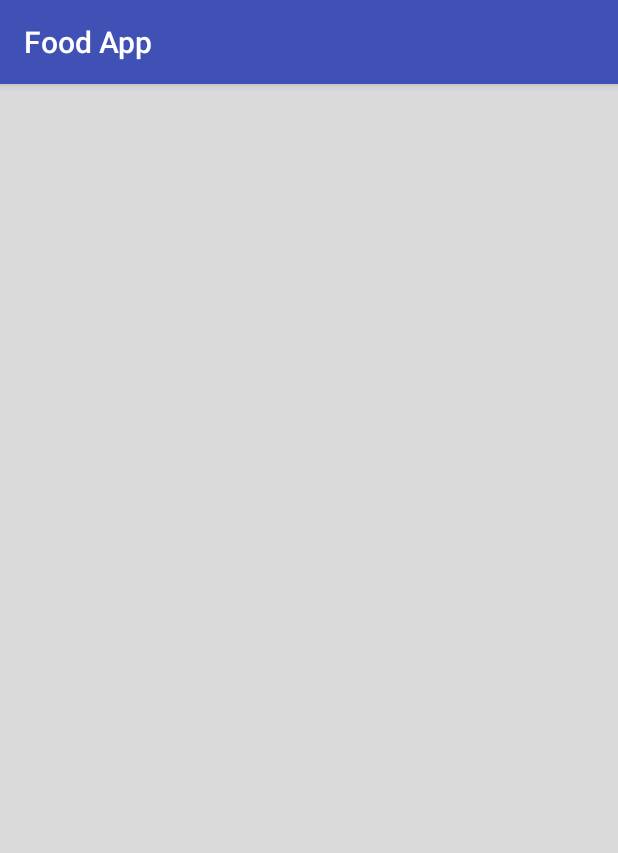
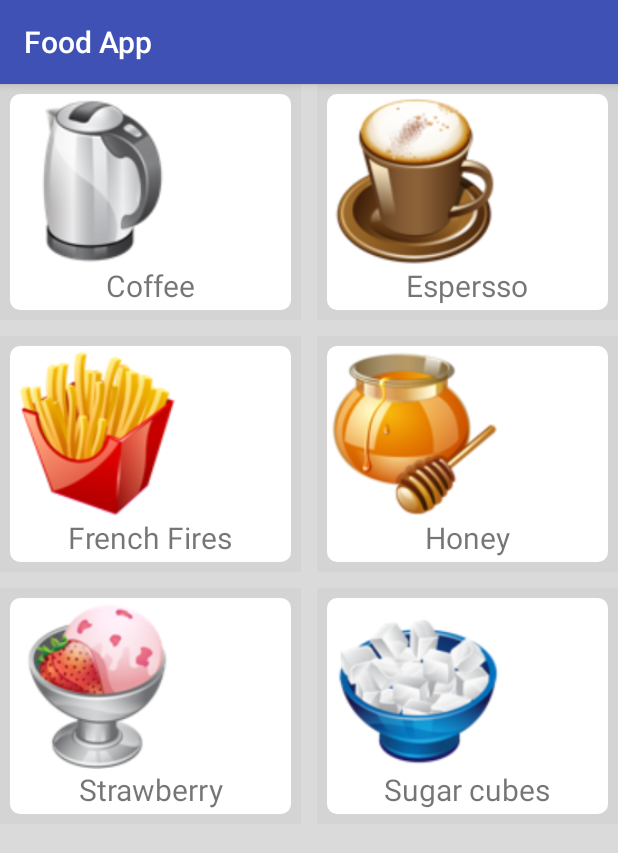
Before and after one commit to ZanisAli/FoodApp, an Android app: the screen it shows after launch (MainActivity), on a phone screen of 412 x 824 dp. Shown: the top 853 px of the screen. Run offline under Robolectric (Android 15) with nearby library versions, the phone set to English and light mode, and no system bars.

Commit message:
final except food details page

```diff
--- /dev/null
+++ b/app/src/main/java/startup/softflix/com/startup/Food.kt
@@ -0,0 +1,18 @@
+package startup.softflix.com.startup
+
+/**
+ * Created by Zanis on 12/14/2018.
+ */
+
+class Food{
+    var name:String?=null
+    var des:String?=null
+    var image:Int?=null
+
+    constructor(name:String,des:String,image:Int)
+    {
+        this.name=name;
+        this.des=des
+        this.image=image
+    }
+}
--- a/app/src/main/java/startup/softflix/com/startup/MainActivity.kt
+++ b/app/src/main/java/startup/softflix/com/startup/MainActivity.kt
@@ -1,15 +1,72 @@
 package startup.softflix.com.startup
 
+import android.content.Context
+import android.os.BaseBundle
 import android.support.v7.app.AppCompatActivity
 import android.os.Bundle
+import android.view.LayoutInflater
+import android.view.View
+import android.view.ViewGroup
+import android.widget.BaseAdapter
 import kotlinx.android.synthetic.main.activity_main.*
+import kotlinx.android.synthetic.main.food_ticket.view.*
 
 class MainActivity : AppCompatActivity() {
 
+    var adapter:FoodAdapter?=null
+    //list with foods
+    var listOfFoods= ArrayList<Food>()
     override fun onCreate(savedInstanceState: Bundle?) {
         super.onCreate(savedInstanceState)
         setContentView(R.layout.activity_main)
 
 
+        //load foods
+        listOfFoods.add(Food("Coffee","   Coffee preparation is the process of turning coffee beans into a beverage. While the particular steps vary with the type of coffee and with the raw materials, the process includes four basic steps; raw coffee beans must be roasted, the roasted coffee beans must then be ground, the ground coffee must then be mixed with hot water for a certain time (brewed), and finally the liquid coffee must be separated from the used grounds",R.drawable.coffee_pot))
+        listOfFoods.add(Food("Espersso","    Espresso’s authentic formula is clear and basic, its proper execution a matter of training, experience and natural talent.  A jet of hot water at 88°-93°C (190°-200°F) passes under a pressure of nine or more atmospheres through a seven-gram (.25 oz) cake-like layer of ground and tamped coffee. Done right, the result is a concentrate of not more than 30 ml (one oz) of pure sensorial pleasure" ,R.drawable.espresso))
+        listOfFoods.add(Food("French Fires","   Heat a few inches of vegetable oil to 300 degrees F in a heavy pot. In 3 or 4 batches, fry the potatoes about 4 to 5 minutes per batch, or until soft. They should not be brown at all at this point-you just want to start the cooking process. Remove each batch and drain them on new, dry paper towels",R.drawable.french_fries))
+        listOfFoods.add(Food("Honey"," While it is less likely that anyone would do this on their own if they are not a beekeeper, this might be useful for those who aspire to become one.Bees are really great and easy to keep, even in the urban environment! As Novella Carpenter calls them, bees are &quot;gateway animal for urban farmers&quot;. All you need is some space in the backyard/deck. The process of honey harvesting and extraction most likely happens on a separate days. These are the tools required:",R.drawable.honey))
+        listOfFoods.add(Food("Strawberry","   Preparation. Coarsely mash strawberries with sugar, lemon juice, and salt using a potato masher in a large bowl. Let stand, stirring and mashing occasionally, 10 minutes. Transfer half of strawberry mixture to a blender and purée with cream until smooth. Freeze mixture in ice cream maker.",R.drawable.strawberry_ice_cream))
+        listOfFoods.add(Food("Sugar cubes","Sugar cubes are extremely simple to make at home - all you need is sugar and water. In addition to standard cubes, you can add color and flavor to add fun flair to a tea party or another gathering. Learn how to make sugar cubes using two different methods: using a pan in the oven or an ice cube tray you leave out overnight.",R.drawable.sugar_cubes))
+
+        adapter= FoodAdapter(this,listOfFoods)
+
+        gvListFood.adapter=adapter
+    }
+
+
+    class FoodAdapter:BaseAdapter{
+
+        var listOfFood= ArrayList<Food>()
+        var context:Context?=null
+
+        constructor(context:Context, listOfFood: ArrayList<Food>):super()
+        {
+            this.context=context
+            this.listOfFood=listOfFood
+        }
+        override fun getView(position: Int, convertView: View?, parent: ViewGroup?): View {
+            val food=this.listOfFood[position]
+            var inflator= context!!.getSystemService(Context.LAYOUT_INFLATER_SERVICE) as LayoutInflater
+            //will get the ticket that we created and to work with the code
+            var foodView= inflator.inflate(R.layout.food_ticket,null)
+            foodView.ivFoodimage.setImageResource(food.image!!)
+            foodView.tvName.text= food.name!!
+            return foodView
+
+        }
+
+        override fun getItem(position: Int): Any {
+            return listOfFood[position]
+        }
+
+        override fun getItemId(position: Int): Long {
+            return  position.toLong()
+        }
+
+        override fun getCount(): Int {
+            return listOfFood.size
+        }
+
     }
 }
--- /dev/null
+++ b/app/src/main/res/drawable/background.xml
@@ -0,0 +1,14 @@
+<?xml version="1.0" encoding="utf-8"?>
+<selector xmlns:android="http://schemas.android.com/apk/res/android">
+<item>
+    <shape>
+        <solid android:color="@color/white"/>
+        <corners android:radius="3pt"/>
+        <padding android:bottom="3dp"
+            android:left="3dp"
+            android:top="3dp"
+            android:right="3dp"/>
+
+    </shape>
+</item>
+</selector>
--- a/app/src/main/res/layout/activity_main.xml
+++ b/app/src/main/res/layout/activity_main.xml
@@ -9,6 +9,11 @@
     tools:context="startup.softflix.com.startup.MainActivity">
 
     <GridView
+        android:horizontalSpacing="5pt"
+        android:verticalSpacing="5pt"
+        android:columnWidth="64pt"
+        android:numColumns="auto_fit"
+        android:id="@+id/gvListFood"
         android:layout_width="match_parent"
         android:layout_height="match_parent"
         tools:layout_editor_absoluteX="8dp"
--- a/app/src/main/res/layout/food_ticket.xml
+++ b/app/src/main/res/layout/food_ticket.xml
@@ -1,26 +1,30 @@
 <?xml version="1.0" encoding="utf-8"?>
 <LinearLayout xmlns:android="http://schemas.android.com/apk/res/android"
     xmlns:app="http://schemas.android.com/apk/res-auto"
-    android:layout_width="wrap_content"
+    android:layout_width="63pt"
     android:layout_height="wrap_content"
-    android:orientation="vertical">
+    android:background="@color/gray"
+    android:orientation="vertical"
+    android:padding="3pt">
 
     <LinearLayout
         android:layout_width="match_parent"
         android:layout_height="match_parent"
+        android:background="@drawable/background"
         android:orientation="vertical">
 
         <ImageView
-            android:id="@+id/imageView"
+            android:id="@+id/ivFoodimage"
             android:layout_width="50pt"
             android:layout_height="50pt"
             app:srcCompat="@drawable/espresso" />
 
         <TextView
-            android:id="@+id/textView"
+            android:id="@+id/tvName"
             android:layout_width="match_parent"
             android:layout_height="wrap_content"
+            android:gravity="center"
             android:text="Coffee"
-            android:textSize="24sp" />
+            android:textSize="20sp" />
     </LinearLayout>
 </LinearLayout>
```
